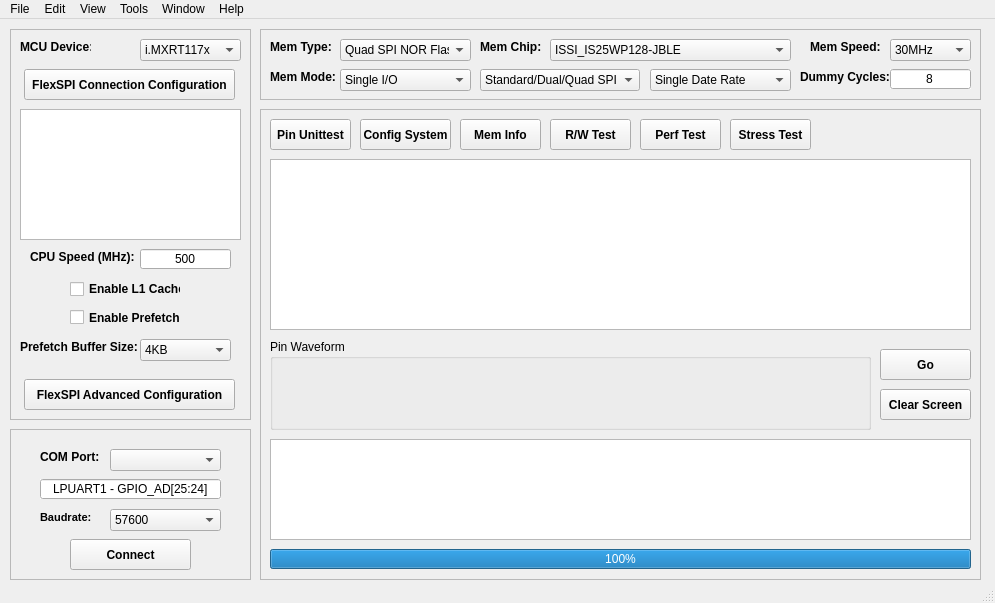
First picture: the form in gui/MCU-MemTestUtility.ui, repository JayHeng/MCU-MemTestUtility, before the edit.
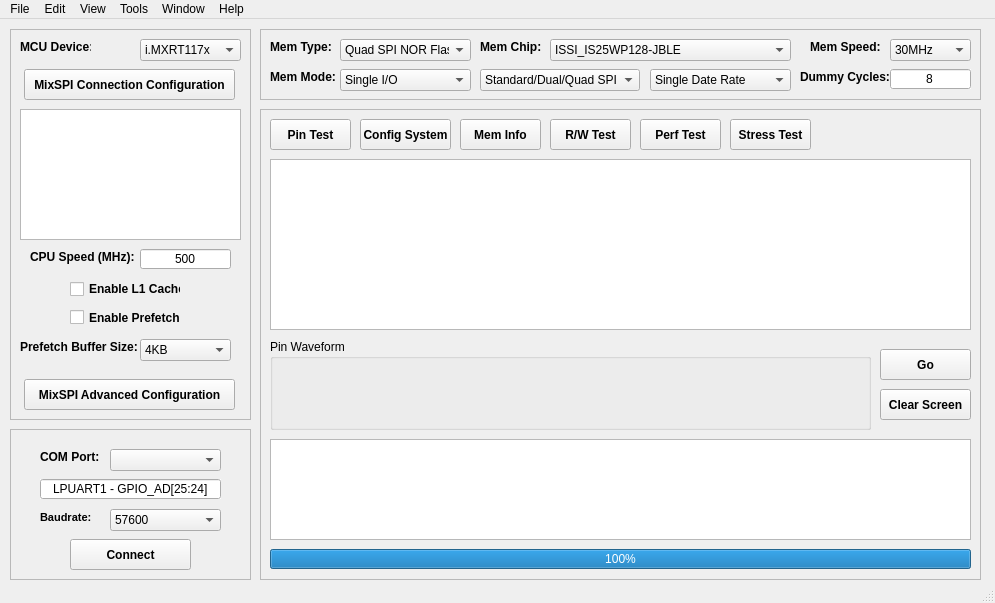
Second picture: the form after the edit.

Diff of the .ui file:
```diff
--- a/gui/MCU-MemTestUtility.ui
+++ b/gui/MCU-MemTestUtility.ui
@@ -224,7 +224,7 @@
       </font>
      </property>
      <property name="text">
-      <string>FlexSPI Connection Configuration</string>
+      <string>MixSPI Connection Configuration</string>
      </property>
     </widget>
     <widget class="QPushButton" name="pushButton_flexspiAdvancedConfiguration">
@@ -243,7 +243,7 @@
       </font>
      </property>
      <property name="text">
-      <string>FlexSPI Advanced Configuration</string>
+      <string>MixSPI Advanced Configuration</string>
      </property>
     </widget>
    </widget>
@@ -880,7 +880,7 @@
       </font>
      </property>
      <property name="text">
-      <string>Pin Unittest</string>
+      <string>Pin Test</string>
      </property>
     </widget>
     <widget class="QPushButton" name="pushButton_Go">
```
Left out of the diff: 8 changed lines with no effect on the pictures.
